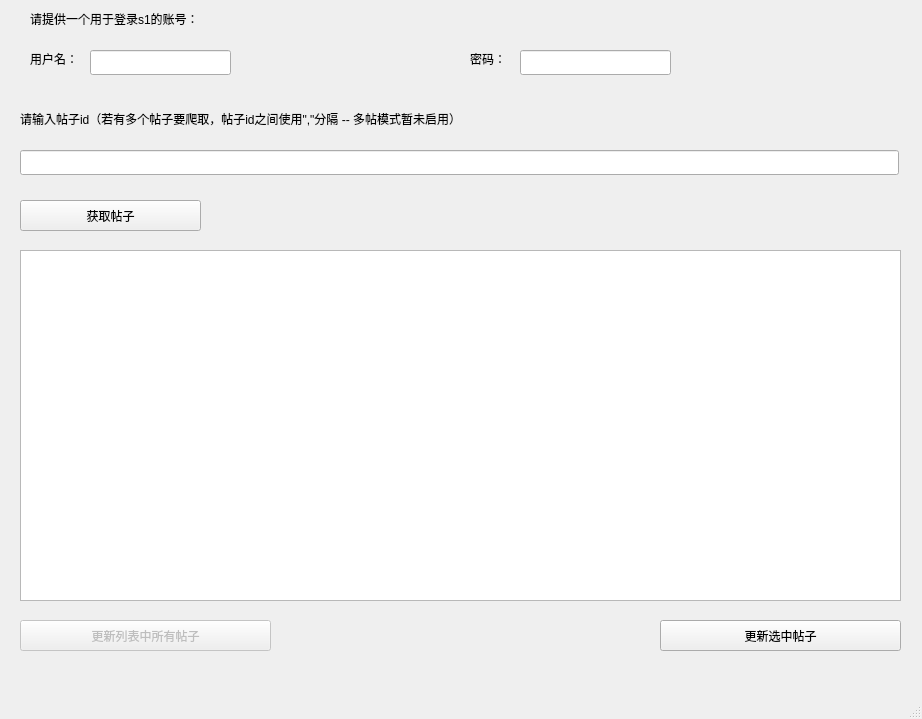
Old version of the form UI/mainwindow.ui in the repository bobeina/s1_spider.
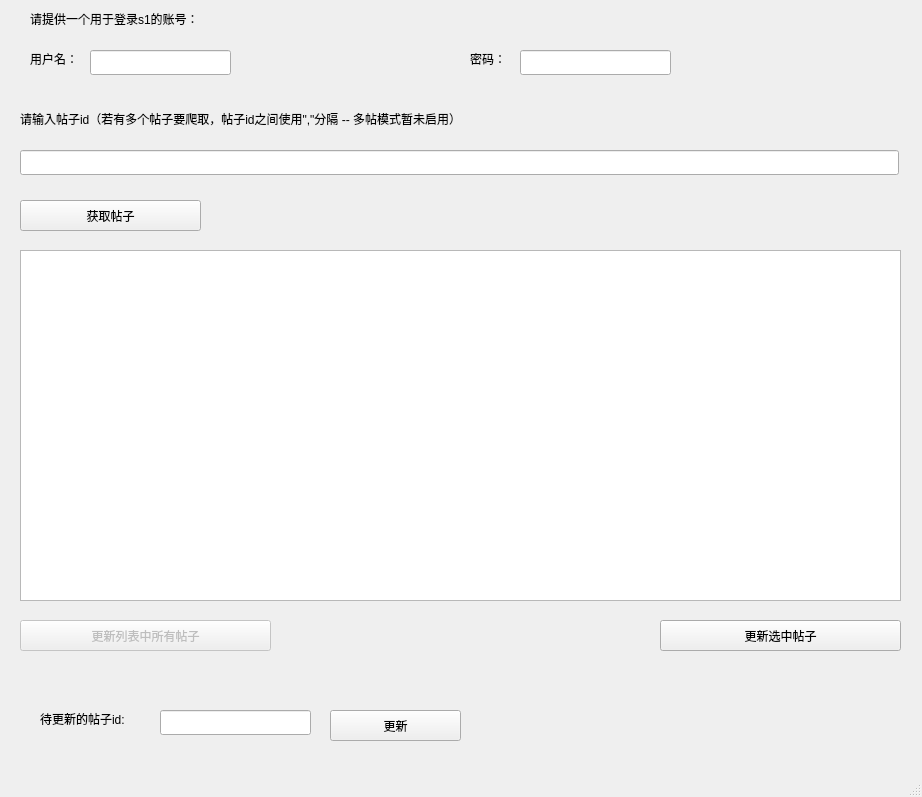
New version of the form.

```diff
--- a/UI/mainwindow.ui
+++ b/UI/mainwindow.ui
@@ -7,7 +7,7 @@
     <x>0</x>
     <y>0</y>
     <width>922</width>
-    <height>719</height>
+    <height>797</height>
    </rect>
   </property>
   <property name="windowTitle">
@@ -151,6 +151,42 @@
      <string>密码：</string>
     </property>
    </widget>
+   <widget class="QPushButton" name="pushButtonRenewByID">
+    <property name="geometry">
+     <rect>
+      <x>330</x>
+      <y>710</y>
+      <width>131</width>
+      <height>31</height>
+     </rect>
+    </property>
+    <property name="text">
+     <string>更新</string>
+    </property>
+   </widget>
+   <widget class="QLineEdit" name="lineEdit_renew_id">
+    <property name="geometry">
+     <rect>
+      <x>160</x>
+      <y>710</y>
+      <width>151</width>
+      <height>25</height>
+     </rect>
+    </property>
+   </widget>
+   <widget class="QLabel" name="label_5">
+    <property name="geometry">
+     <rect>
+      <x>40</x>
+      <y>710</y>
+      <width>111</width>
+      <height>17</height>
+     </rect>
+    </property>
+    <property name="text">
+     <string>待更新的帖子id:</string>
+    </property>
+   </widget>
   </widget>
   <widget class="QMenuBar" name="menubar">
    <property name="geometry">
```
Left out of the diff: 2 changed lines with no effect on the pictures.
